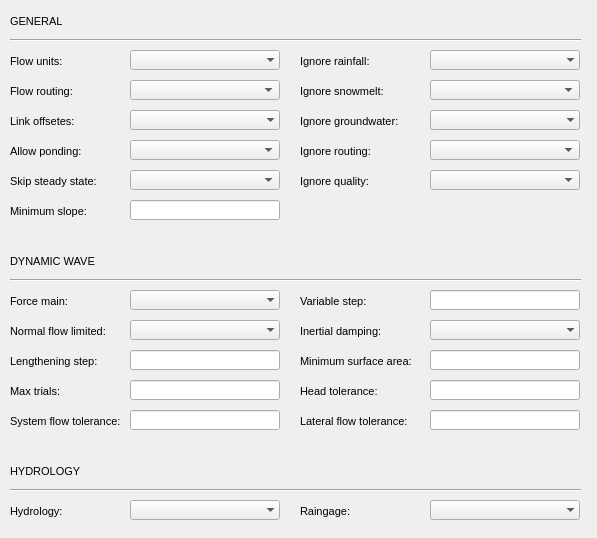
Giswater/giswater_qgis_plugin, file ui/ud_options.ui: the form before one commit.
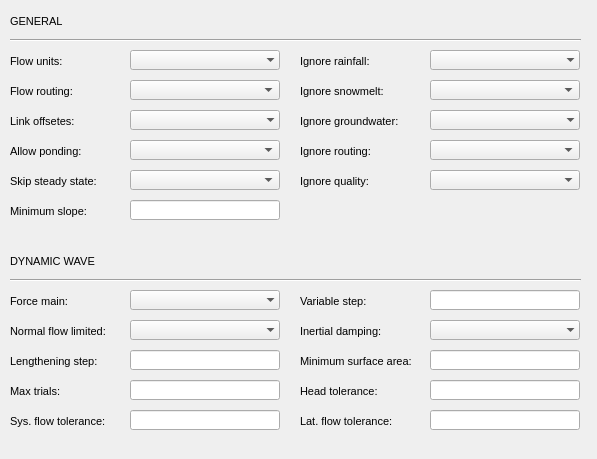
The form after the commit.

What changed in the file:
```diff
--- a/ui/ud_options.ui
+++ b/ui/ud_options.ui
@@ -7,7 +7,7 @@
     <x>0</x>
     <y>0</y>
     <width>597</width>
-    <height>538</height>
+    <height>459</height>
    </rect>
   </property>
   <property name="windowTitle">
@@ -1049,7 +1049,7 @@
     <enum>QFrame::Plain</enum>
    </property>
    <property name="text">
-    <string>System flow tolerance:</string>
+    <string>Sys. flow tolerance:</string>
    </property>
    <property name="textFormat">
     <enum>Qt::AutoText</enum>
@@ -1086,7 +1086,7 @@
     <enum>QFrame::Plain</enum>
    </property>
    <property name="text">
-    <string>Lateral flow tolerance:</string>
+    <string>Lat. flow tolerance:</string>
    </property>
    <property name="textFormat">
     <enum>Qt::AutoText</enum>
@@ -1227,168 +1227,6 @@
     <string/>
    </property>
   </widget>
-  <widget class="QLabel" name="label_hydrology">
-   <property name="geometry">
-    <rect>
-     <x>10</x>
-     <y>460</y>
-     <width>91</width>
-     <height>22</height>
-    </rect>
-   </property>
-   <property name="font">
-    <font>
-     <pointsize>8</pointsize>
-     <italic>false</italic>
-    </font>
-   </property>
-   <property name="frameShape">
-    <enum>QFrame::NoFrame</enum>
-   </property>
-   <property name="frameShadow">
-    <enum>QFrame::Plain</enum>
-   </property>
-   <property name="text">
-    <string>HYDROLOGY</string>
-   </property>
-   <property name="textFormat">
-    <enum>Qt::AutoText</enum>
-   </property>
-   <property name="scaledContents">
-    <bool>false</bool>
-   </property>
-   <property name="alignment">
-    <set>Qt::AlignLeading|Qt::AlignLeft|Qt::AlignVCenter</set>
-   </property>
-   <property name="margin">
-    <number>3</number>
-   </property>
-  </widget>
-  <widget class="Line" name="line_3">
-   <property name="geometry">
-    <rect>
-     <x>10</x>
-     <y>480</y>
-     <width>571</width>
-     <height>20</height>
-    </rect>
-   </property>
-   <property name="orientation">
-    <enum>Qt::Horizontal</enum>
-   </property>
-  </widget>
-  <widget class="QComboBox" name="rg_id">
-   <property name="geometry">
-    <rect>
-     <x>430</x>
-     <y>500</y>
-     <width>150</width>
-     <height>20</height>
-    </rect>
-   </property>
-   <property name="autoFillBackground">
-    <bool>true</bool>
-   </property>
-   <property name="maxVisibleItems">
-    <number>8</number>
-   </property>
-   <property name="frame">
-    <bool>false</bool>
-   </property>
-  </widget>
-  <widget class="QLabel" name="label_hydrology_id">
-   <property name="geometry">
-    <rect>
-     <x>10</x>
-     <y>500</y>
-     <width>101</width>
-     <height>22</height>
-    </rect>
-   </property>
-   <property name="font">
-    <font>
-     <pointsize>8</pointsize>
-     <italic>false</italic>
-    </font>
-   </property>
-   <property name="frameShape">
-    <enum>QFrame::NoFrame</enum>
-   </property>
-   <property name="frameShadow">
-    <enum>QFrame::Plain</enum>
-   </property>
-   <property name="text">
-    <string>Hydrology:</string>
-   </property>
-   <property name="textFormat">
-    <enum>Qt::AutoText</enum>
-   </property>
-   <property name="scaledContents">
-    <bool>false</bool>
-   </property>
-   <property name="alignment">
-    <set>Qt::AlignLeading|Qt::AlignLeft|Qt::AlignVCenter</set>
-   </property>
-   <property name="margin">
-    <number>3</number>
-   </property>
-  </widget>
-  <widget class="QLabel" name="label_rg_id">
-   <property name="geometry">
-    <rect>
-     <x>300</x>
-     <y>500</y>
-     <width>111</width>
-     <height>22</height>
-    </rect>
-   </property>
-   <property name="font">
-    <font>
-     <pointsize>8</pointsize>
-     <italic>false</italic>
-    </font>
-   </property>
-   <property name="frameShape">
-    <enum>QFrame::NoFrame</enum>
-   </property>
-   <property name="frameShadow">
-    <enum>QFrame::Plain</enum>
-   </property>
-   <property name="text">
-    <string>Raingage:</string>
-   </property>
-   <property name="textFormat">
-    <enum>Qt::AutoText</enum>
-   </property>
-   <property name="scaledContents">
-    <bool>false</bool>
-   </property>
-   <property name="alignment">
-    <set>Qt::AlignLeading|Qt::AlignLeft|Qt::AlignVCenter</set>
-   </property>
-   <property name="margin">
-    <number>3</number>
-   </property>
-  </widget>
-  <widget class="QComboBox" name="hydrology_id">
-   <property name="geometry">
-    <rect>
-     <x>130</x>
-     <y>500</y>
-     <width>150</width>
-     <height>20</height>
-    </rect>
-   </property>
-   <property name="autoFillBackground">
-    <bool>true</bool>
-   </property>
-   <property name="maxVisibleItems">
-    <number>8</number>
-   </property>
-   <property name="frame">
-    <bool>false</bool>
-   </property>
-  </widget>
  </widget>
  <tabstops>
   <tabstop>flow_units</tabstop>
```
Left out of the diff: 2 changed lines with no effect on the pictures.
